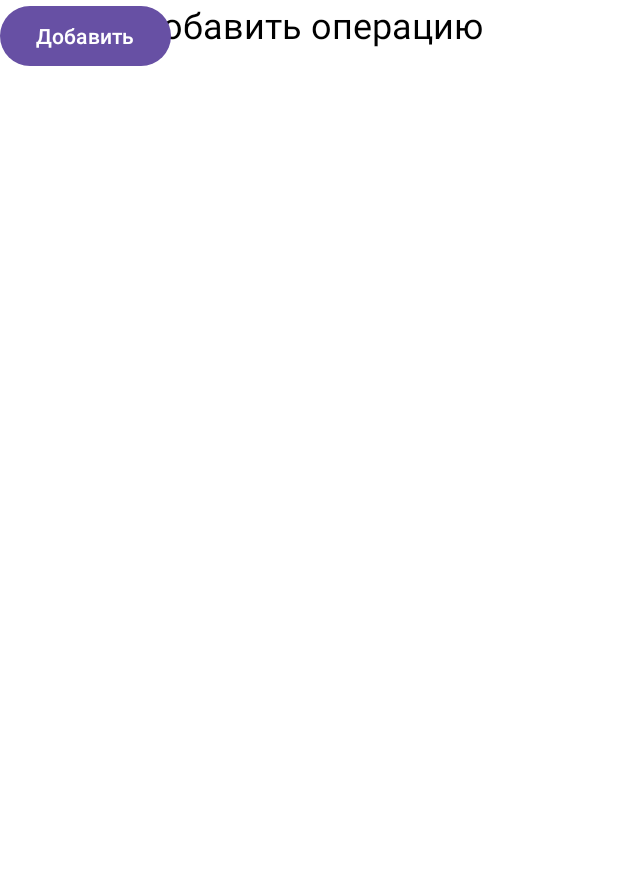
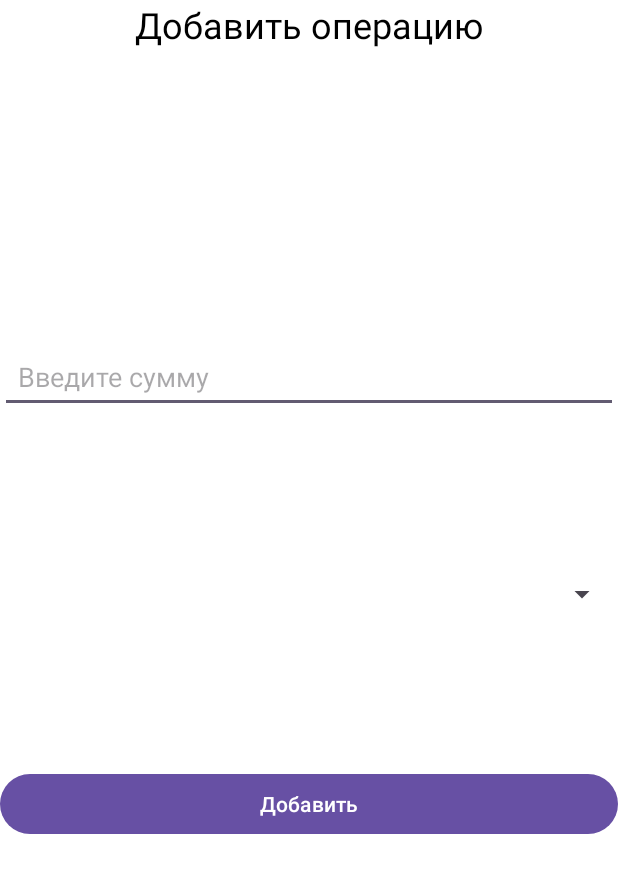
Before and after one commit to PoPaDoSs14/BudgetPlan, an Android app: the AddTaskActivity screen opened directly, with no data from a screen before it, on a phone screen of 412 x 824 dp. Shown: the top 873 px of the screen. Run offline under Robolectric (Android 15) with nearby library versions, the phone set to English and light mode, and no system bars.

Commit message:
add from StatisticsActivity to AddTaskActivity

```diff
--- a/app/src/main/java/com/example/budgetplan/presentation/StatisticsActivity.kt
+++ b/app/src/main/java/com/example/budgetplan/presentation/StatisticsActivity.kt
@@ -1,5 +1,6 @@
 package com.example.budgetplan.presentation
 
+import android.content.Intent
 import android.os.Bundle
 import android.widget.EditText
 import android.widget.Toast
@@ -38,6 +39,11 @@ class StatisticsActivity : AppCompatActivity() {
         binding.remainingMoney.setOnClickListener {
             showInputDialog()
         }
+
+        binding.addTaskButton.setOnClickListener {
+            val intent = Intent(this, AddTaskActivity::class.java)
+            startActivity(intent)
+        }
     }
 
     private fun showInputDialog() {
--- a/app/src/main/res/layout/activity_add_task.xml
+++ b/app/src/main/res/layout/activity_add_task.xml
@@ -18,7 +18,8 @@
         android:textSize="24sp"
         app:layout_constraintEnd_toEndOf="parent"
         app:layout_constraintStart_toStartOf="parent"
-        tools:layout_editor_absoluteY="16dp"></TextView>
+        tools:layout_editor_absoluteY="16dp"
+        tools:ignore="MissingConstraints"></TextView>
 
     <EditText
         android:id="@+id/valueEditText"
@@ -29,9 +30,11 @@
         android:inputType="number"
         android:padding="12dp"
         app:layout_constraintBottom_toTopOf="@+id/typeSpinner"
+        app:layout_constraintEnd_toEndOf="parent"
+        app:layout_constraintStart_toStartOf="parent"
         app:layout_constraintTop_toBottomOf="@+id/titleTextView"
         app:layout_constraintVertical_bias="0.958"
-        tools:layout_editor_absoluteX="129dp" />
+        tools:ignore="MissingConstraints" />
 
     <Spinner
         android:id="@+id/typeSpinner"
@@ -48,9 +51,13 @@
         android:id="@+id/addButton"
         android:layout_width="0dp"
         android:layout_height="wrap_content"
+        android:layout_marginBottom="264dp"
         android:text="Добавить"
         android:textColor="@android:color/white"
-        tools:layout_editor_absoluteX="148dp"
-        tools:layout_editor_absoluteY="438dp" />
+        app:layout_constraintBottom_toBottomOf="parent"
+        app:layout_constraintEnd_toEndOf="parent"
+        app:layout_constraintHorizontal_bias="1.0"
+        app:layout_constraintStart_toStartOf="parent"
+        tools:ignore="MissingConstraints" />
 
 </androidx.constraintlayout.widget.ConstraintLayout>
```
